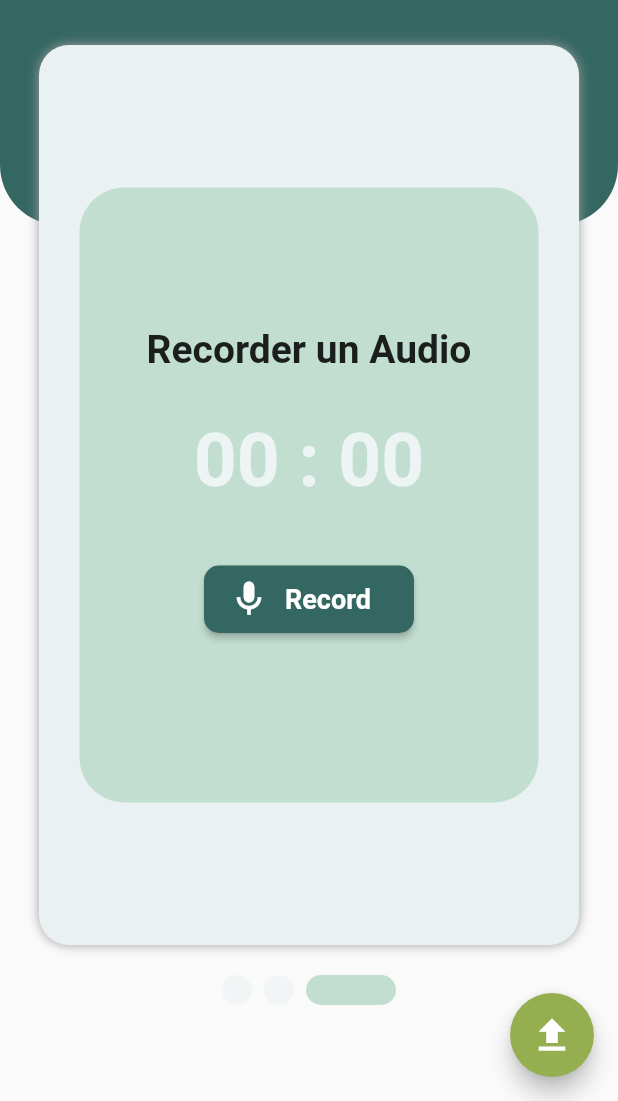
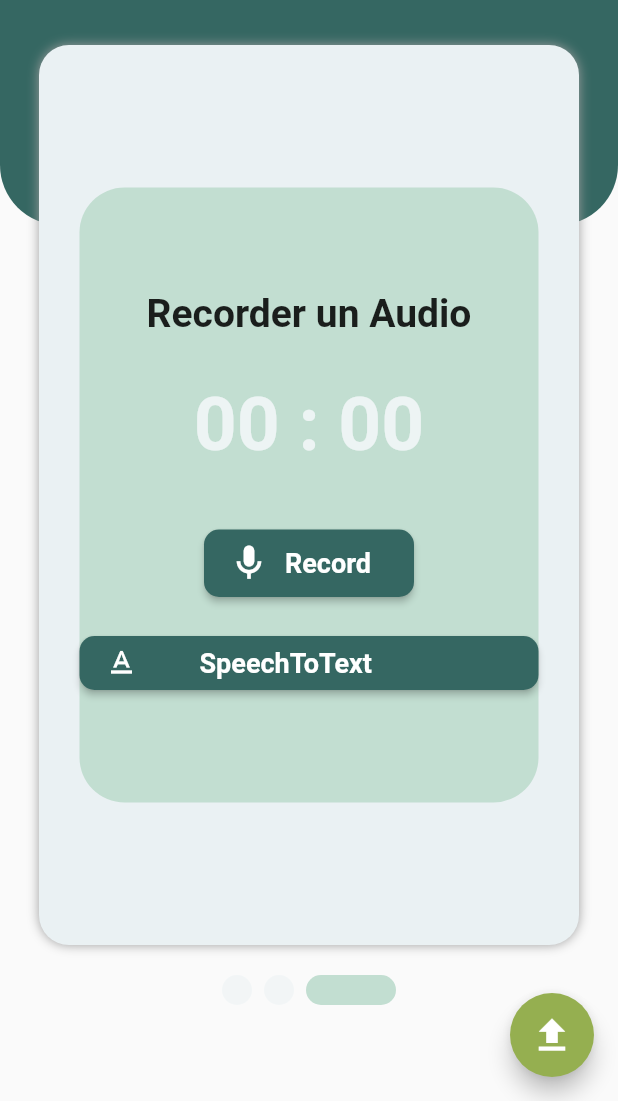
Before and after one commit to zeinabbnk/batiment_application, a Flutter app: the AddPanne screen opened by its route, swiped to page 3, on a phone screen of 412 x 824 dp, the part 135-1236 px from its top. Run offline on Flutter 3.47's test engine with Material 2 defaults, Android fonts, the phone set to English and light mode, and no system bars; drawn by our look-alikes of smooth_page_indicator; our stand-ins replace avatar_glow, cloud_firestore, firebase_auth, firebase_core, firebase_database, firebase_storage and 6 more; missing offline and left inert: flutter_deep_speech, flutter_sound, highlight, highlight_text, microphone; accounts and stored records are empty; network calls fail.

Commit message:
Speechtotext

```diff
--- a/lib/crud/AddPanne.dart
+++ b/lib/crud/AddPanne.dart
@@ -1,5 +1,6 @@
 import 'dart:io';
 
+import 'package:batiment_application/Speechtotext.dart';
 import 'package:batiment_application/home/HomePage.dart';
 import 'package:batiment_application/models/panneModel.dart';
 import 'package:batiment_application/service/dataService2.dart';
@@ -444,13 +445,48 @@ class _AddPanneState extends State<AddPanne> {
                                       ),
                                     ],
                                   ),
+
                                   style: ElevatedButton.styleFrom(
                                       primary: Color(0xFF356762),
                                       shape: RoundedRectangleBorder(
                                           borderRadius:
                                               BorderRadius.circular(10))),
                                 ),
+
                               ),
+                              ElevatedButton(
+                                        onPressed: () {
+                                          Navigator.pushAndRemoveUntil(
+                                            context,
+                                            MaterialPageRoute(
+                                                builder: (context) =>
+                                                    SpeechScreen()),
+                                            (Route<dynamic> route) => false,
+                                          );
+                                        },
+                                        child: Row(
+                                          children: [
+                                            Icon(Icons
+                                                .text_format),
+                                            SizedBox(
+                                              width: 40,
+                                             ),
+                                            Text(
+                                              "SpeechToText",
+                                               style: TextStyle(fontSize: 18,
+                                               fontWeight: FontWeight.bold,),
+                                            ),
+
+                                          ],
+                                        ),
+                                        style: ElevatedButton.styleFrom(
+                                            primary: Color(0xFF356762),
+                                             shape: RoundedRectangleBorder(
+                                          borderRadius:
+                                              BorderRadius.circular(10))),
+                                      ),
+
+
                             ]),
                       )
                     ]),
--- a/lib/home/Drawer/Home_screen.dart
+++ b/lib/home/Drawer/Home_screen.dart
@@ -1,3 +1,4 @@
+import 'package:batiment_application/Speechtotext.dart';
 import 'package:batiment_application/crud/report.dart';
 import 'package:batiment_application/models/House.dart';
 import 'package:batiment_application/service/FireBaseCRUD.dart';
--- a/lib/main.dart
+++ b/lib/main.dart
@@ -1,3 +1,4 @@
+import 'package:batiment_application/Speechtotext.dart';
 import 'package:batiment_application/crud/AddPanne.dart';
 import 'package:batiment_application/crud/infos.dart';
 import 'package:batiment_application/crud/report.dart';
@@ -9,6 +10,7 @@ import 'package:firebase_core/firebase_core.dart';
 import 'package:firebase_auth/firebase_auth.dart';
 import 'package:flutter/material.dart';
 import 'package:provider/provider.dart';
+import 'package:speech_to_text/speech_to_text.dart';
 
 import 'auth/login_page.dart';
 
@@ -49,6 +51,7 @@ class MyApp extends StatelessWidget {
         "infohome": (context) => infoHome(),
         "AddPanne": (context) => AddPanne(),
         "Report":(context) => report(),
+        "Speechtotext":(context)=>SpeechScreen(),
       },
     );
   }
```
Also changed, not shown: lib/Speechtotext.dart (added, +125 -0 lines), pubspec.yaml (+6 -3 lines), pubspec.lock.
